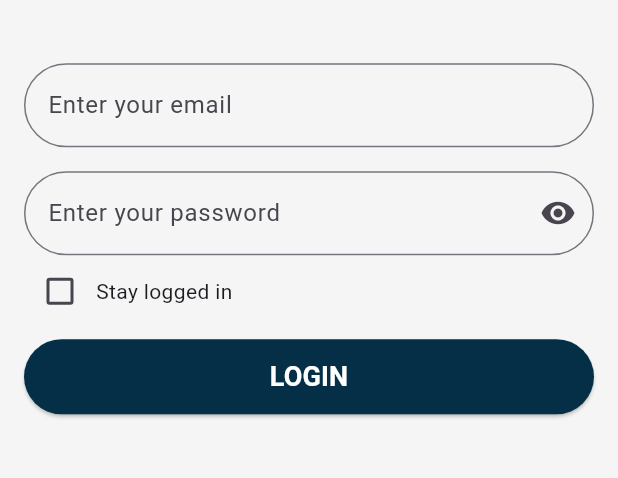
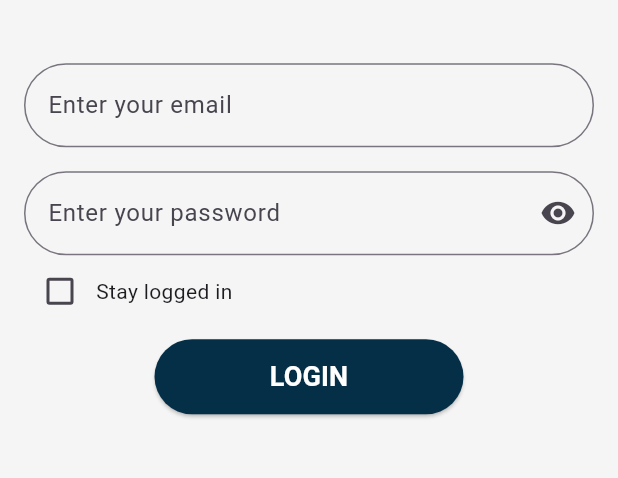
Before and after one commit to abhidhakal/Hready-MobileApp, a Flutter app: the screen it shows after launch, on a phone screen of 412 x 824 dp, the part 521-999 px from its top. Run offline on Flutter 3.47's test engine with Material 3 defaults, Android fonts, the phone set to English and light mode, and no system bars; our stand-ins replace lottie.

Commit message:
ui fixes

```diff
--- a/lib/view/login.dart
+++ b/lib/view/login.dart
@@ -20,7 +20,8 @@ class _LoginState extends State<Login> {
   Widget build(BuildContext context) {
     return Scaffold(
       backgroundColor: const Color(0xFFf5f5f5),
-      body: Padding(
+      body: SafeArea(
+        child: Padding(
           padding: const EdgeInsets.all(16),
           child: Form(
             key: myKey,
@@ -125,8 +126,8 @@ class _LoginState extends State<Login> {
 
                 // Login Button
                 SizedBox(
+                  width: MediaQuery.of(context).size.width * 0.5,
                   height: 50,
-                width: double.infinity,
                   child: ElevatedButton(
                     style: ElevatedButton.styleFrom(
                       backgroundColor: const Color(0xFF042F46),
@@ -143,20 +144,17 @@ class _LoginState extends State<Login> {
                         if (email == "admin@hready.com" && password == "admin123") {
                           Navigator.pushReplacement(
                             context,
-                          MaterialPageRoute(
-                              builder: (_) => const DashboardAdmin()),
+                            MaterialPageRoute(builder: (_) => const DashboardAdmin()),
                           );
                         } else if (email == "abhinav@gmail.com" &&
                             password == "hello123") {
                           Navigator.pushReplacement(
                             context,
-                          MaterialPageRoute(
-                              builder: (_) => const DashboardEmployee()),
+                            MaterialPageRoute(builder: (_) => const DashboardEmployee()),
                           );
                         } else {
                           ScaffoldMessenger.of(context).showSnackBar(
-                          const SnackBar(
-                              content: Text("Invalid credentials")),
+                            const SnackBar(content: Text("Invalid credentials")),
                           );
                         }
                       }
@@ -172,7 +170,9 @@ class _LoginState extends State<Login> {
                   ),
                 ),
                 const SizedBox(height: 8),
+
               ],
+            ),
           ),
         ),
       ),
```
Also changed, not shown: 3 other files. Lines whose indentation alone changed are shown as unchanged.
